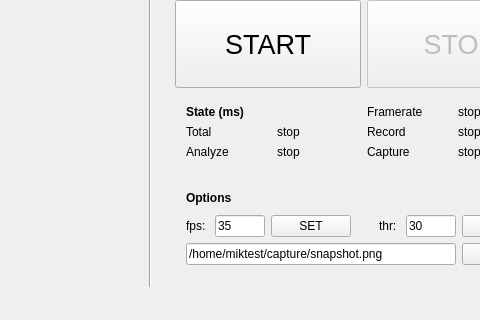
Before: the Qt Designer form mainwindow.ui in lsplf/cameraISP, drawn with Qt 5; both pictures show x 348 to 828 and y 384 to 704 of the 923 by 704 pixel window.
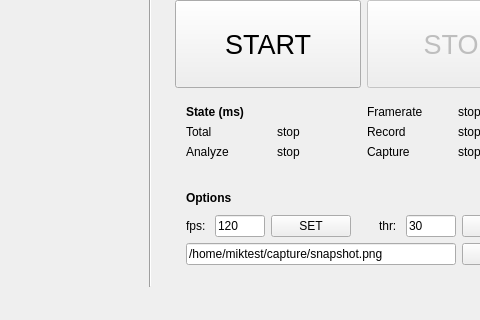
After: the same form once the commit is applied.

Patch:
```diff
--- a/mainwindow.ui
+++ b/mainwindow.ui
@@ -432,7 +432,7 @@
                      </size>
                     </property>
                     <property name="text">
-                     <string>35</string>
+                     <string>120</string>
                     </property>
                    </widget>
                   </item>
```
